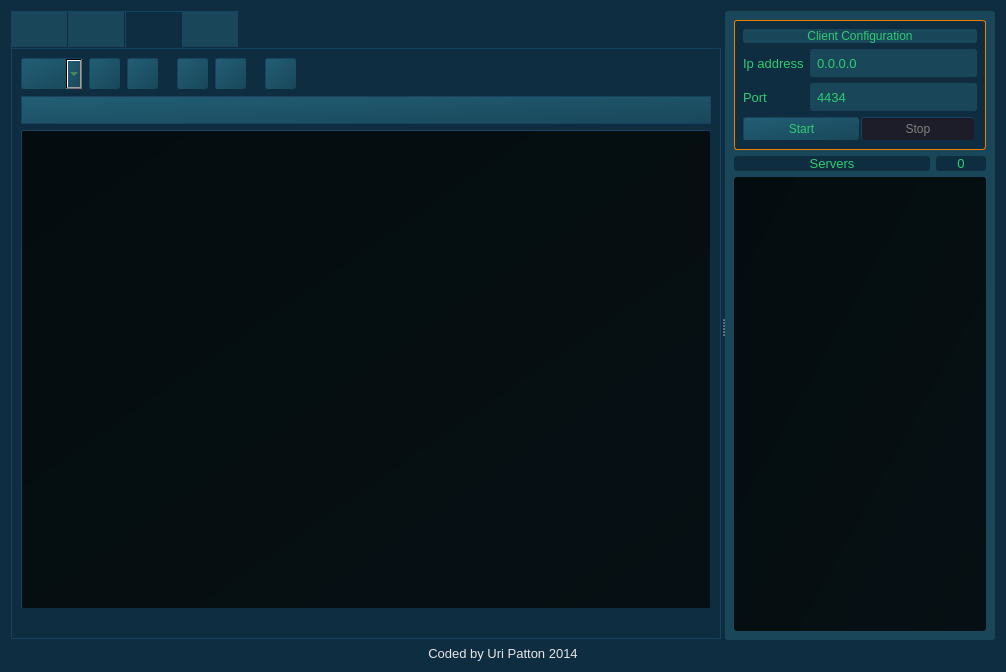
Before: the Qt Designer form SOURCE/GUI.ui in pavliqs/Mirakuru, drawn with Qt 5.
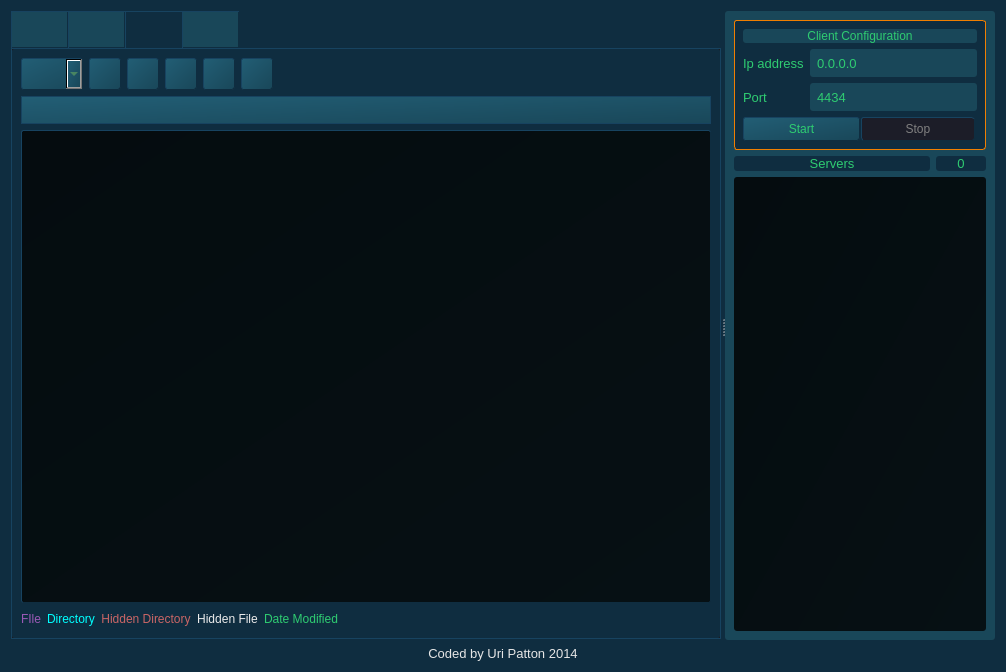
After: the same form once the commit is applied. The open tabs and pages were chosen to show the change. Icons and pictures are not drawn.

Diff of the .ui file:
```diff
--- a/SOURCE/GUI.ui
+++ b/SOURCE/GUI.ui
@@ -400,7 +400,7 @@
          <attribute name="title">
           <string/>
          </attribute>
-         <layout class="QGridLayout" name="gridLayout_8">
+         <layout class="QGridLayout" name="gridLayout_6">
           <item row="0" column="0">
            <widget class="QComboBox" name="explorerDrivesDrop">
             <property name="minimumSize">
@@ -424,6 +424,51 @@
             </property>
            </widget>
           </item>
+          <item row="0" column="1">
+           <widget class="QPushButton" name="refreshexplorerButton">
+            <property name="minimumSize">
+             <size>
+              <width>32</width>
+              <height>32</height>
+             </size>
+            </property>
+            <property name="maximumSize">
+             <size>
+              <width>32</width>
+              <height>32</height>
+             </size>
+            </property>
+            <property name="styleSheet">
+             <string notr="true">QPushButton#refreshexplorerButton {
+            background: #194759;
+            border: 1px outset;
+            border-color: #0F2D40;
+            text-decoration: none;
+            background-color: qlineargradient(spread:pad, x1:1, y1:1, x2:0, y2:0, stop:0 #194759, stop:1 #225E75);
+            }
+
+QPushButton#refreshexplorerButton:pressed {
+            background: #194759;
+            border: 1px outset;
+            border-color: #0F2D40;
+            background-color: qlineargradient(spread:pad, x1:1, y1:1, x2:0, y2:0, stop:0 #112F3B, stop:1 #1B4C5E);
+            }</string>
+            </property>
+            <property name="text">
+             <string/>
+            </property>
+            <property name="icon">
+             <iconset resource="RESOURCE.qrc">
+              <normaloff>:/img/assets/refresh.png</normaloff>:/img/assets/refresh.png</iconset>
+            </property>
+            <property name="iconSize">
+             <size>
+              <width>20</width>
+              <height>20</height>
+             </size>
+            </property>
+           </widget>
+          </item>
           <item row="0" column="2">
            <widget class="QPushButton" name="upexplorerButton">
             <property name="minimumSize">
@@ -469,7 +514,247 @@
             </property>
            </widget>
           </item>
-          <item row="2" column="0" colspan="11">
+          <item row="0" column="3">
+           <widget class="QPushButton" name="mkfileexplorerButton">
+            <property name="minimumSize">
+             <size>
+              <width>32</width>
+              <height>32</height>
+             </size>
+            </property>
+            <property name="maximumSize">
+             <size>
+              <width>32</width>
+              <height>32</height>
+             </size>
+            </property>
+            <property name="styleSheet">
+             <string notr="true">QPushButton#mkfileexplorerButton {
+            background: #194759;
+            border: 1px outset;
+            border-color: #0F2D40;
+            text-decoration: none;
+            background-color: qlineargradient(spread:pad, x1:1, y1:1, x2:0, y2:0, stop:0 #194759, stop:1 #225E75);
+            }
+
+QPushButton#mkfileexplorerButton:pressed {
+            background: #194759;
+            border: 1px outset;
+            border-color: #0F2D40;
+            background-color: qlineargradient(spread:pad, x1:1, y1:1, x2:0, y2:0, stop:0 #112F3B, stop:1 #1B4C5E);
+            }</string>
+            </property>
+            <property name="text">
+             <string/>
+            </property>
+            <property name="icon">
+             <iconset resource="RESOURCE.qrc">
+              <normaloff>:/img/assets/new_file.png</normaloff>:/img/assets/new_file.png</iconset>
+            </property>
+            <property name="iconSize">
+             <size>
+              <width>20</width>
+              <height>20</height>
+             </size>
+            </property>
+           </widget>
+          </item>
+          <item row="0" column="4">
+           <widget class="QPushButton" name="mkdirexplorerButton">
+            <property name="minimumSize">
+             <size>
+              <width>32</width>
+              <height>32</height>
+             </size>
+            </property>
+            <property name="maximumSize">
+             <size>
+              <width>32</width>
+              <height>32</height>
+             </size>
+            </property>
+            <property name="styleSheet">
+             <string notr="true">QPushButton#mkdirexplorerButton {
+            background: #194759;
+            border: 1px outset;
+            border-color: #0F2D40;
+            text-decoration: none;
+            background-color: qlineargradient(spread:pad, x1:1, y1:1, x2:0, y2:0, stop:0 #194759, stop:1 #225E75);
+            }
+
+QPushButton#mkdirexplorerButton:pressed {
+            background: #194759;
+            border: 1px outset;
+            border-color: #0F2D40;
+            background-color: qlineargradient(spread:pad, x1:1, y1:1, x2:0, y2:0, stop:0 #112F3B, stop:1 #1B4C5E);
+            }</string>
+            </property>
+            <property name="text">
+             <string/>
+            </property>
+            <property name="icon">
+             <iconset resource="RESOURCE.qrc">
+              <normaloff>:/img/assets/new_folder.png</normaloff>:/img/assets/new_folder.png</iconset>
+            </property>
+            <property name="iconSize">
+             <size>
+              <width>20</width>
+              <height>20</height>
+             </size>
+            </property>
+           </widget>
+          </item>
+          <item row="0" column="5">
+           <widget class="QPushButton" name="removeexplorerButton">
+            <property name="minimumSize">
+             <size>
+              <width>32</width>
+              <height>32</height>
+             </size>
+            </property>
+            <property name="maximumSize">
+             <size>
+              <width>32</width>
+              <height>32</height>
+             </size>
+            </property>
+            <property name="styleSheet">
+             <string notr="true">QPushButton#removeexplorerButton {
+            background: #194759;
+            border: 1px outset;
+            border-color: #0F2D40;
+            text-decoration: none;
+            background-color: qlineargradient(spread:pad, x1:1, y1:1, x2:0, y2:0, stop:0 #194759, stop:1 #225E75);
+            }
+
+QPushButton#removeexplorerButton:pressed {
+            background: #194759;
+            border: 1px outset;
+            border-color: #0F2D40;
+            background-color: qlineargradient(spread:pad, x1:1, y1:1, x2:0, y2:0, stop:0 #112F3B, stop:1 #1B4C5E);
+            }</string>
+            </property>
+            <property name="text">
+             <string/>
+            </property>
+            <property name="icon">
+             <iconset resource="RESOURCE.qrc">
+              <normaloff>:/img/assets/remove.png</normaloff>:/img/assets/remove.png</iconset>
+            </property>
+            <property name="iconSize">
+             <size>
+              <width>20</width>
+              <height>20</height>
+             </size>
+            </property>
+           </widget>
+          </item>
+          <item row="0" column="6">
+           <spacer name="horizontalSpacer">
+            <property name="orientation">
+             <enum>Qt::Horizontal</enum>
+            </property>
+            <property name="sizeHint" stdset="0">
+             <size>
+              <width>220</width>
+              <height>20</height>
+             </size>
+            </property>
+           </spacer>
+          </item>
+          <item row="3" column="0" colspan="7">
+           <layout class="QHBoxLayout" name="horizontalLayout_2">
+            <item>
+             <widget class="QLabel" name="label_3">
+              <property name="styleSheet">
+               <string notr="true">color: rgb(155, 89, 182)</string>
+              </property>
+              <property name="text">
+               <string>FIle</string>
+              </property>
+              <property name="alignment">
+               <set>Qt::AlignCenter</set>
+              </property>
+             </widget>
+            </item>
+            <item>
+             <widget class="QLabel" name="label_2">
+              <property name="styleSheet">
+               <string notr="true">color: rgb(0, 255, 255)</string>
+              </property>
+              <property name="text">
+               <string>Directory</string>
+              </property>
+              <property name="alignment">
+               <set>Qt::AlignCenter</set>
+              </property>
+             </widget>
+            </item>
+            <item>
+             <widget class="QLabel" name="label_4">
+              <property name="styleSheet">
+               <string notr="true">color: rgb(201, 101, 101)</string>
+              </property>
+              <property name="text">
+               <string>Hidden Directory</string>
+              </property>
+              <property name="alignment">
+               <set>Qt::AlignCenter</set>
+              </property>
+             </widget>
+            </item>
+            <item>
+             <widget class="QLabel" name="label_5">
+              <property name="styleSheet">
+               <string notr="true">color: rgb(235, 235, 235)</string>
+              </property>
+              <property name="text">
+               <string>Hidden File</string>
+              </property>
+              <property name="alignment">
+               <set>Qt::AlignCenter</set>
+              </property>
+             </widget>
+            </item>
+            <item>
+             <widget class="QLabel" name="label_6">
+              <property name="styleSheet">
+               <string notr="true">color: #2ecc71;</string>
+              </property>
+              <property name="text">
+               <string>Date Modified</string>
+              </property>
+              <property name="alignment">
+               <set>Qt::AlignCenter</set>
+              </property>
+             </widget>
+            </item>
+            <item>
+             <spacer name="horizontalSpacer_3">
+              <property name="orientation">
+               <enum>Qt::Horizontal</enum>
+              </property>
+              <property name="sizeHint" stdset="0">
+               <size>
+                <width>40</width>
+                <height>20</height>
+               </size>
+              </property>
+             </spacer>
+            </item>
+            <item>
+             <widget class="QLabel" name="explorerContentLabel">
+              <property name="text">
+               <string/>
+              </property>
+              <property name="alignment">
+               <set>Qt::AlignRight|Qt::AlignTrailing|Qt::AlignVCenter</set>
+              </property>
+             </widget>
+            </item>
+           </layout>
+          </item>
+          <item row="2" column="0" colspan="7">
            <widget class="QTableWidget" name="explorerTable">
             <property name="styleSheet">
              <string notr="true">QHeaderView::section {
@@ -583,65 +868,7 @@
             </column>
            </widget>
           </item>
-          <item row="0" column="1">
-           <widget class="QPushButton" name="refreshexplorerButton">
-            <property name="minimumSize">
-             <size>
-              <width>32</width>
-              <height>32</height>
-             </size>
-            </property>
-            <property name="maximumSize">
-             <size>
-              <width>32</width>
-              <height>32</height>
-             </size>
-            </property>
-            <property name="styleSheet">
-             <string notr="true">QPushButton#refreshexplorerButton {
-            background: #194759;
-            border: 1px outset;
-            border-color: #0F2D40;
-            text-decoration: none;
-            background-color: qlineargradient(spread:pad, x1:1, y1:1, x2:0, y2:0, stop:0 #194759, stop:1 #225E75);
-            }
-
-QPushButton#refreshexplorerButton:pressed {
-            background: #194759;
-            border: 1px outset;
-            border-color: #0F2D40;
-            background-color: qlineargradient(spread:pad, x1:1, y1:1, x2:0, y2:0, stop:0 #112F3B, stop:1 #1B4C5E);
-            }</string>
-            </property>
-            <property name="text">
-             <string/>
-            </property>
-            <property name="icon">
-             <iconset resource="RESOURCE.qrc">
-              <normaloff>:/img/assets/refresh.png</normaloff>:/img/assets/refresh.png</iconset>
-            </property>
-            <property name="iconSize">
-             <size>
-              <width>20</width>
-              <height>20</height>
-             </size>
-            </property>
-           </widget>
-          </item>
-          <item row="0" column="10">
-           <spacer name="horizontalSpacer">
-            <property name="orientation">
-             <enum>Qt::Horizontal</enum>
-            </property>
-            <property name="sizeHint" stdset="0">
-             <size>
-              <width>220</width>
-              <height>20</height>
-             </size>
-            </property>
-           </spacer>
-          </item>
-          <item row="1" column="0" colspan="11">
+          <item row="1" column="0" colspan="7">
            <widget class="QLineEdit" name="explorerPathEntry">
             <property name="minimumSize">
              <size>
@@ -663,151 +890,6 @@
             </property>
            </widget>
           </item>
-          <item row="0" column="9">
-           <widget class="QPushButton" name="removeexplorerButton">
-            <property name="minimumSize">
-             <size>
-              <width>32</width>
-              <height>32</height>
-             </size>
-            </property>
-            <property name="maximumSize">
-             <size>
-              <width>32</width>
-              <height>32</height>
-             </size>
-            </property>
-            <property name="styleSheet">
-             <string notr="true">QPushButton#removeexplorerButton {
-            background: #194759;
-            border: 1px outset;
-            border-color: #0F2D40;
-            text-decoration: none;
-            background-color: qlineargradient(spread:pad, x1:1, y1:1, x2:0, y2:0, stop:0 #194759, stop:1 #225E75);
-            }
-
-QPushButton#removeexplorerButton:pressed {
-            background: #194759;
-            border: 1px outset;
-            border-color: #0F2D40;
-            background-color: qlineargradient(spread:pad, x1:1, y1:1, x2:0, y2:0, stop:0 #112F3B, stop:1 #1B4C5E);
-            }</string>
-            </property>
-            <property name="text">
-             <string/>
-            </property>
-            <property name="icon">
-             <iconset resource="RESOURCE.qrc">
-              <normaloff>:/img/assets/remove.png</normaloff>:/img/assets/remove.png</iconset>
-            </property>
-            <property name="iconSize">
-             <size>
-              <width>20</width>
-              <height>20</height>
-             </size>
-            </property>
-           </widget>
-          </item>
-          <item row="0" column="5">
-           <widget class="QPushButton" name="mkfileexplorerButton">
-            <property name="minimumSize">
-             <size>
-              <width>32</width>
-              <height>32</height>
-             </size>
-            </property>
-            <property name="maximumSize">
-             <size>
-              <width>32</width>
-              <height>32</height>
-             </size>
-            </property>
-            <property name="styleSheet">
-             <string notr="true">QPushButton#mkfileexplorerButton {
-            background: #194759;
-            border: 1px outset;
-            border-color: #0F2D40;
-            text-decoration: none;
-            background-color: qlineargradient(spread:pad, x1:1, y1:1, x2:0, y2:0, stop:0 #194759, stop:1 #225E75);
-            }
-
-QPushButton#mkfileexplorerButton:pressed {
-            background: #194759;
-            border: 1px outset;
-            border-color: #0F2D40;
-            background-color: qlineargradient(spread:pad, x1:1, y1:1, x2:0, y2:0, stop:0 #112F3B, stop:1 #1B4C5E);
-            }</string>
-            </property>
-            <property name="text">
-             <string/>
-            </property>
-            <property name="icon">
-             <iconset resource="RESOURCE.qrc">
-              <normaloff>:/img/assets/new_file.png</normaloff>:/img/assets/new_file.png</iconset>
-            </property>
-            <property name="iconSize">
-             <size>
-              <width>20</width>
-              <height>20</height>
-             </size>
-            </property>
-           </widget>
-          </item>
-          <item row="0" column="6">
-           <widget class="QPushButton" name="mkdirexplorerButton">
-            <property name="minimumSize">
-             <size>
-              <width>32</width>
-              <height>32</height>
-             </size>
-            </property>
-            <property name="maximumSize">
-             <size>
-              <width>32</width>
-              <height>32</height>
-             </size>
-            </property>
-            <property name="styleSheet">
-             <string notr="true">QPushButton#mkdirexplorerButton {
-            background: #194759;
-            border: 1px outset;
-            border-color: #0F2D40;
-            text-decoration: none;
-            background-color: qlineargradient(spread:pad, x1:1, y1:1, x2:0, y2:0, stop:0 #194759, stop:1 #225E75);
-            }
-
-QPushButton#mkdirexplorerButton:pressed {
-            background: #194759;
-            border: 1px outset;
-            border-color: #0F2D40;
-            background-color: qlineargradient(spread:pad, x1:1, y1:1, x2:0, y2:0, stop:0 #112F3B, stop:1 #1B4C5E);
-            }</string>
-            </property>
-            <property name="text">
-             <string/>
-            </property>
-            <property name="icon">
-             <iconset resource="RESOURCE.qrc">
-              <normaloff>:/img/assets/new_folder.png</normaloff>:/img/assets/new_folder.png</iconset>
-            </property>
-            <property name="iconSize">
-             <size>
-              <width>20</width>
-              <height>20</height>
-             </size>
-            </property>
-           </widget>
-          </item>
-          <item row="3" column="0" colspan="11">
-           <widget class="QLabel" name="explorerContentLabel">
-            <property name="text">
-             <string/>
-            </property>
-            <property name="alignment">
-             <set>Qt::AlignRight|Qt::AlignTrailing|Qt::AlignVCenter</set>
-            </property>
-           </widget>
-          </item>
          </layout>
         </widget>
         <widget class="QWidget" name="logTab">
```
